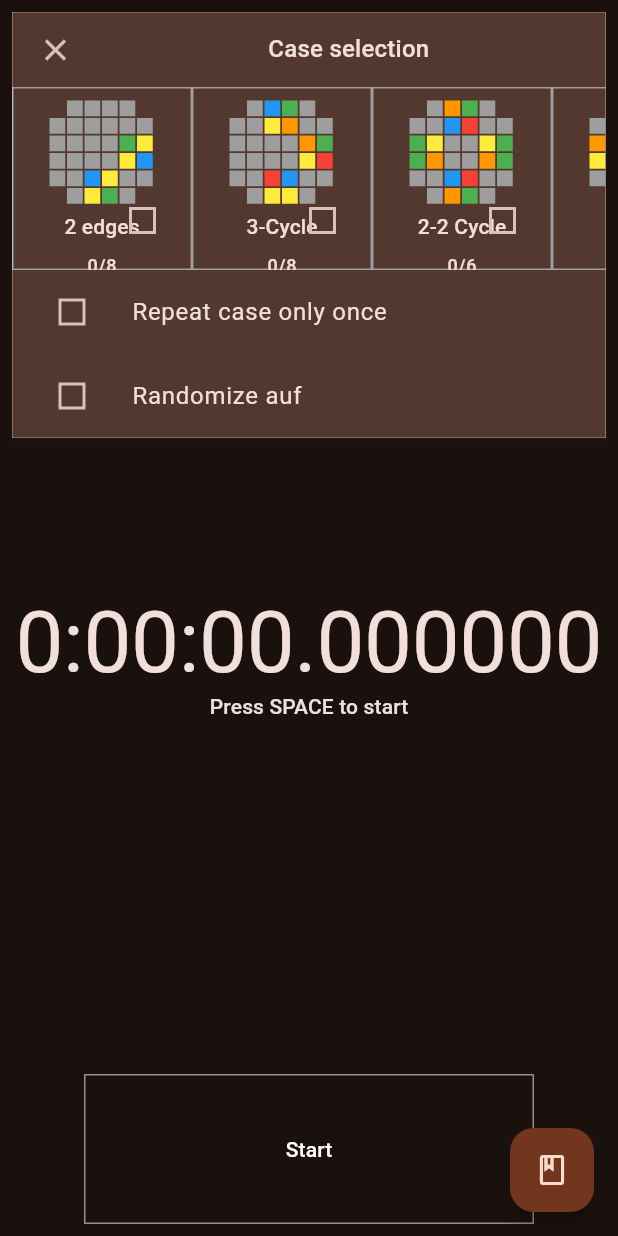
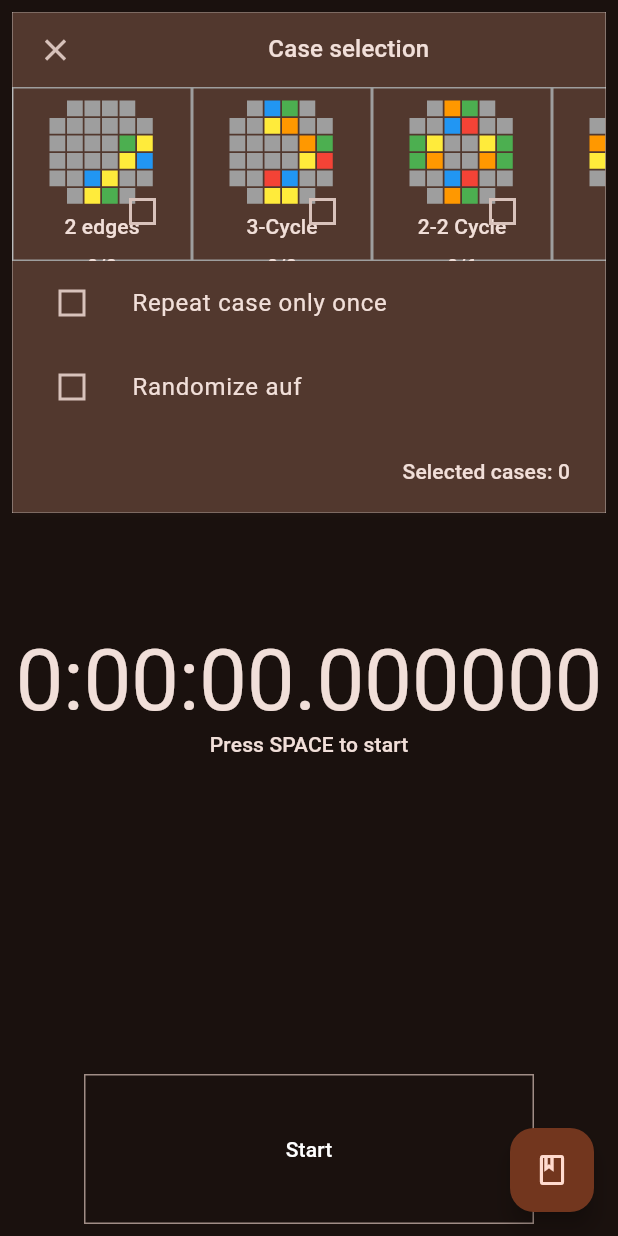
Before and after one commit to MatejGrohmann99/fourtrainer, a Flutter app: the screen it shows after launch, on a phone screen of 412 x 824 dp. Run offline on Flutter 3.47's test engine with Material 3 defaults, Android fonts, the phone set to English and light mode, and no system bars; our stand-ins replace equatable, flutter_secure_storage, get; missing offline and left inert: analyzer, build, source_gen.

```diff
--- a/lib/features/edge_pairing_trainer/sections/case_selection_section.dart
+++ b/lib/features/edge_pairing_trainer/sections/case_selection_section.dart
@@ -20,7 +20,7 @@ class CaseSelection extends StatelessWidget {
         return Container(
           padding: isTablet ? const EdgeInsets.all(24) : const EdgeInsets.all(8),
           width: double.infinity,
-          height: isTablet ? 400 : 300,
+          height: isTablet ? 450 : 350,
           child: Card(
             child: Column(
               children: [
@@ -114,6 +114,12 @@ class CaseSelection extends StatelessWidget {
                   onTap: () {
                     controller.toggleRandomizeAuf();
                   },
+                ),
+                ListTile(
+                  trailing: Text(
+                    'Selected cases: ${controller.config.casesSelected.length}',
+                    style: Theme.of(context).textTheme.labelLarge,
+                  ),
                 ),
               ],
             ),
--- a/packages/revenge_cube/lib/src/domain/enums/revenge_case.dart
+++ b/packages/revenge_cube/lib/src/domain/enums/revenge_case.dart
@@ -113,7 +113,7 @@ enum RevengeCase {
     setup: Setup.ufurSwapSetup,
     adjust: Setup.twoTwoCycleSetup,
     trigger: Setup.fiveMoveTrigger,
-    json: 'twoTwoCycleFlipZperm',
+    json: 'twoTwoCycleFlipHperm',
   ),
   twoTwoCycleDotHperm(
     setup: Setup.ufurSwapTwistUR,
@@ -125,7 +125,7 @@ enum RevengeCase {
     setup: Setup.ufFlipSetup,
     adjust: Setup.twoTwoCycleSetup,
     trigger: Setup.fiveMoveTrigger,
-    json: 'twoTwoCycleHperm',
+    json: 'twoTwoCycleZperm',
   ),
   twoTwoCycleFlipZperm(
     setup: Setup.noFlipSetup,
@@ -137,7 +137,7 @@ enum RevengeCase {
     setup: Setup.urFlipSetup,
     adjust: Setup.twoTwoCycleSetup,
     trigger: Setup.fiveMoveTrigger,
-    json: 'twoTwoCycleDotHperm',
+    json: 'twoTwoCycleDotZPerm',
   ),
 
   /// FOUR CYCLES
```
Also changed, not shown: 3 other files.
